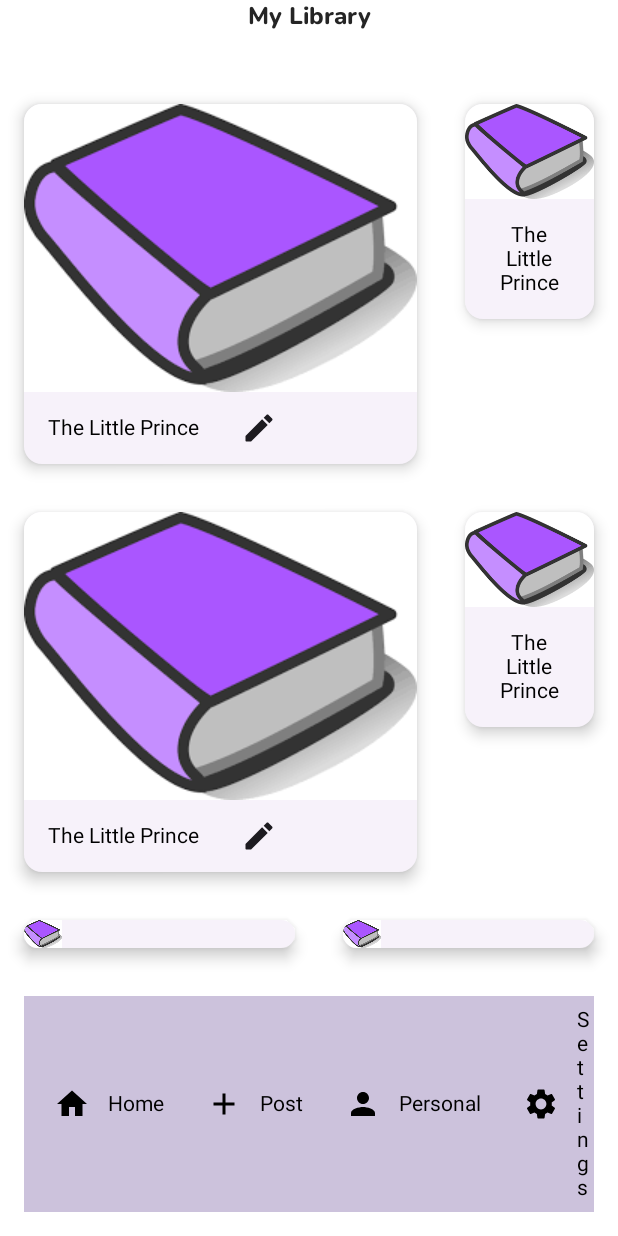
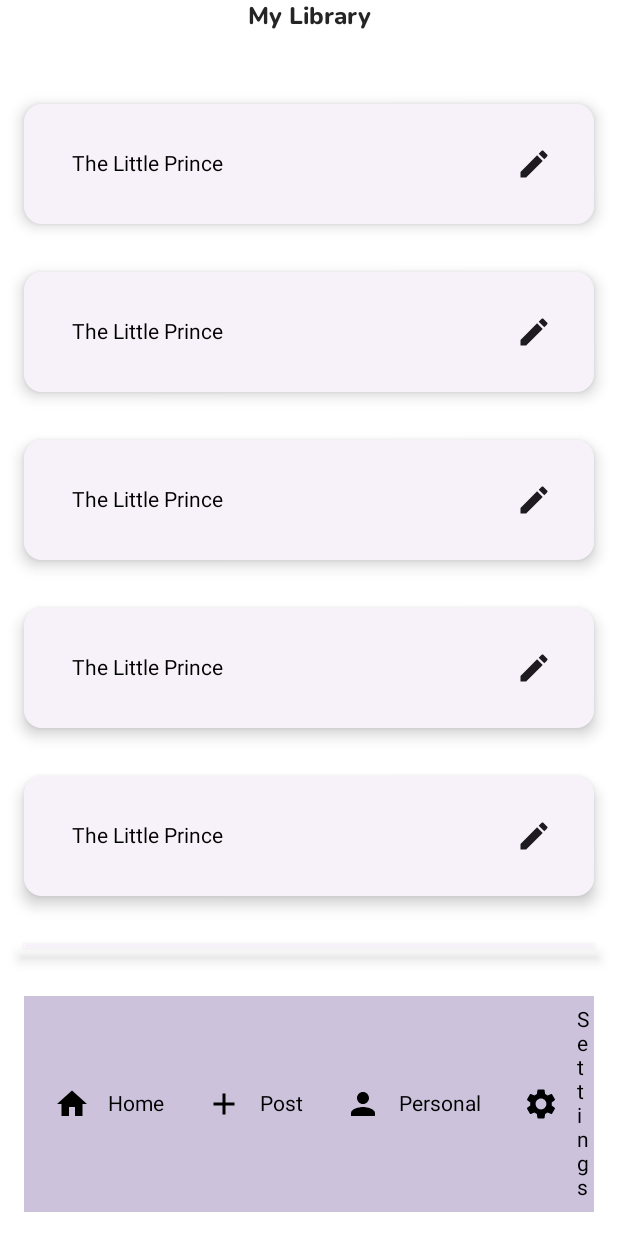
Before and after one commit to aluoch-dev/book-ish, an Android app built with Jetpack Compose: the screen it shows after launch (BookishActivity), on a phone screen of 412 x 824 dp. Run offline under Robolectric (Android 15) with nearby library versions, the phone set to English and light mode, and no system bars; our stand-ins replace Dagger/Hilt's generated code.

Commit message:
update the homescreen Book Item UI

```diff
--- a/app/src/main/kotlin/com/bookish/app/ui/home/HomeScreen.kt
+++ b/app/src/main/kotlin/com/bookish/app/ui/home/HomeScreen.kt
@@ -6,9 +6,11 @@ import androidx.compose.foundation.layout.Column
 import androidx.compose.foundation.layout.Row
 import androidx.compose.foundation.layout.fillMaxWidth
 import androidx.compose.foundation.layout.padding
+import androidx.compose.foundation.layout.size
 import androidx.compose.material.IconButton
 import androidx.compose.material.Text
 import androidx.compose.material.icons.Icons
+import androidx.compose.material.icons.filled.Edit
 import androidx.compose.material.icons.rounded.Edit
 import androidx.compose.material3.CardDefaults
 import androidx.compose.material3.ElevatedCard
@@ -31,18 +33,12 @@ fun HomeScreen() {
     ) {
         TitleText(text = "My Library")
         DefaultSpacer()
-        Row() {
         BookItem()
         BookItem()
-        }
-        Row() {
         BookItem()
         BookItem()
-        }
-        Row() {
         BookItem()
         BookItem()
-        }
     }
 }
 
@@ -55,15 +51,18 @@ fun BookItem() {
         ),
         modifier = Modifier
             .padding(16.dp)
+            .fillMaxWidth()
     ) {
-        Image(
-            painter = painterResource(bookImage),
-            contentDescription = " background image"
-        )
         Row(
-            horizontalArrangement = Arrangement.SpaceBetween
+            modifier =Modifier
+                .fillMaxWidth()
+                .padding(16.dp),
+            horizontalArrangement = Arrangement.SpaceBetween,
+            verticalAlignment = Alignment.CenterVertically
         ) {
-           Column() {
+           Column(
+               horizontalAlignment = Alignment.Start
+           ) {
                Text(
                    text = "The Little Prince",
                    modifier = Modifier
@@ -71,9 +70,11 @@ fun BookItem() {
                    textAlign = TextAlign.Center,
                )
            }
-            Column() {
+            Column(
+                horizontalAlignment = Alignment.End
+            ) {
                 IconButton(onClick = { /* do something */ }) {
-                    Icon(Icons.Rounded.Edit, contentDescription = "Localized description")
+                    Icon(Icons.Filled.Edit, contentDescription = "Localized description")
                 }
             }
         }
```
Lines whose indentation alone changed are shown as unchanged.
